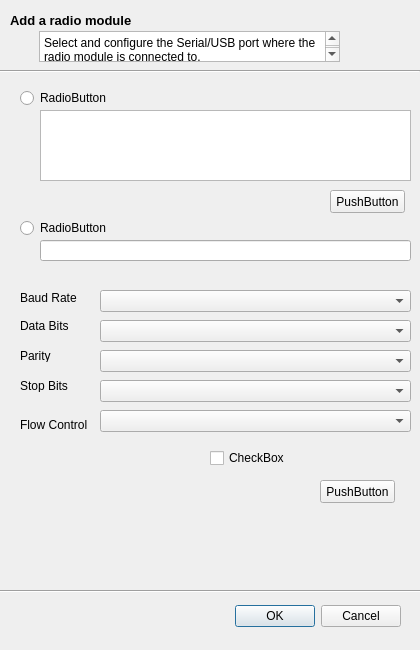
First picture: the form in Uart/serialdialog.ui, repository bandaostart/N-XTU, before the edit.
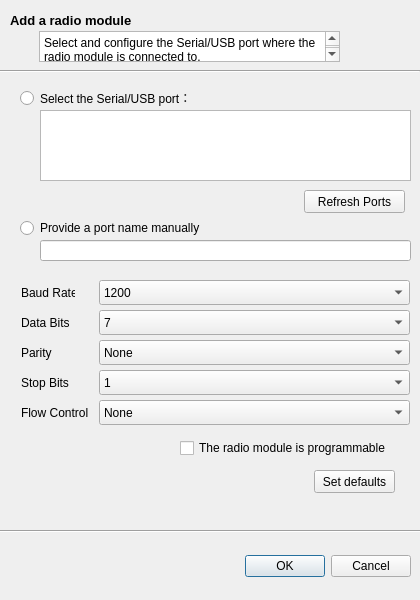
Second picture: the form after the edit. Icons and pictures are not drawn.

Diff of the .ui file:
```diff
--- a/Uart/serialdialog.ui
+++ b/Uart/serialdialog.ui
@@ -7,7 +7,7 @@
     <x>0</x>
     <y>0</y>
     <width>420</width>
-    <height>650</height>
+    <height>600</height>
    </rect>
   </property>
   <property name="windowTitle">
@@ -16,8 +16,8 @@
   <widget class="QDialogButtonBox" name="OkCancel_Button">
    <property name="geometry">
     <rect>
-     <x>30</x>
-     <y>600</y>
+     <x>40</x>
+     <y>550</y>
      <width>371</width>
      <height>32</height>
     </rect>
@@ -33,7 +33,7 @@
    <property name="geometry">
     <rect>
      <x>0</x>
-     <y>590</y>
+     <y>530</y>
      <width>450</width>
      <height>3</height>
     </rect>
@@ -82,9 +82,9 @@
   <widget class="QLabel" name="Pixmap2_Label">
    <property name="geometry">
     <rect>
-     <x>11</x>
-     <y>31</y>
-     <width>21</width>
+     <x>18</x>
+     <y>32</y>
+     <width>16</width>
      <height>16</height>
     </rect>
    </property>
@@ -100,12 +100,12 @@
     <rect>
      <x>20</x>
      <y>90</y>
-     <width>89</width>
+     <width>191</width>
      <height>16</height>
     </rect>
    </property>
    <property name="text">
-    <string>RadioButton</string>
+    <string>Select the Serial/USB port：</string>
    </property>
   </widget>
   <widget class="QRadioButton" name="ProvidePort_Radio">
@@ -113,22 +113,12 @@
     <rect>
      <x>20</x>
      <y>220</y>
-     <width>89</width>
+     <width>191</width>
      <height>16</height>
     </rect>
    </property>
    <property name="text">
-    <string>RadioButton</string>
-   </property>
-  </widget>
-  <widget class="QListView" name="Port_ListView">
-   <property name="geometry">
-    <rect>
-     <x>40</x>
-     <y>110</y>
-     <width>371</width>
-     <height>71</height>
-    </rect>
+    <string>Provide a port name manually</string>
    </property>
   </widget>
   <widget class="QLineEdit" name="Port_LineEdit">
@@ -144,23 +134,23 @@
   <widget class="QPushButton" name="RefreshPort_Button">
    <property name="geometry">
     <rect>
-     <x>330</x>
+     <x>304</x>
      <y>190</y>
-     <width>75</width>
+     <width>101</width>
      <height>23</height>
     </rect>
    </property>
    <property name="text">
-    <string>PushButton</string>
+    <string>Refresh Ports</string>
    </property>
   </widget>
   <widget class="QLabel" name="BaudRate_Label">
    <property name="geometry">
     <rect>
-     <x>20</x>
-     <y>290</y>
-     <width>61</width>
-     <height>16</height>
+     <x>21</x>
+     <y>280</y>
+     <width>54</width>
+     <height>25</height>
     </rect>
    </property>
    <property name="text">
@@ -170,10 +160,10 @@
   <widget class="QLabel" name="DataBits_Label">
    <property name="geometry">
     <rect>
-     <x>20</x>
-     <y>320</y>
+     <x>21</x>
+     <y>310</y>
      <width>54</width>
-     <height>12</height>
+     <height>25</height>
     </rect>
    </property>
    <property name="text">
@@ -183,10 +173,10 @@
   <widget class="QLabel" name="Parity_Label">
    <property name="geometry">
     <rect>
-     <x>20</x>
-     <y>350</y>
-     <width>54</width>
-     <height>12</height>
+     <x>21</x>
+     <y>340</y>
+     <width>36</width>
+     <height>25</height>
     </rect>
    </property>
    <property name="text">
@@ -196,10 +186,10 @@
   <widget class="QLabel" name="StopBits_Label">
    <property name="geometry">
     <rect>
-     <x>20</x>
-     <y>380</y>
+     <x>21</x>
+     <y>370</y>
      <width>54</width>
-     <height>12</height>
+     <height>25</height>
     </rect>
    </property>
    <property name="text">
@@ -209,10 +199,10 @@
   <widget class="QLabel" name="FlowCtrl_Label">
    <property name="geometry">
     <rect>
-     <x>20</x>
-     <y>417</y>
-     <width>71</width>
-     <height>16</height>
+     <x>21</x>
+     <y>400</y>
+     <width>72</width>
+     <height>25</height>
     </rect>
    </property>
    <property name="text">
@@ -222,77 +212,192 @@
   <widget class="QComboBox" name="BaudRate_Box">
    <property name="geometry">
     <rect>
-     <x>100</x>
-     <y>290</y>
+     <x>99</x>
+     <y>280</y>
      <width>311</width>
-     <height>22</height>
+     <height>25</height>
     </rect>
    </property>
+   <item>
+    <property name="text">
+     <string>1200</string>
+    </property>
+   </item>
+   <item>
+    <property name="text">
+     <string>2400</string>
+    </property>
+   </item>
+   <item>
+    <property name="text">
+     <string>4800</string>
+    </property>
+   </item>
+   <item>
+    <property name="text">
+     <string>9600</string>
+    </property>
+   </item>
+   <item>
+    <property name="text">
+     <string>19200</string>
+    </property>
+   </item>
+   <item>
+    <property name="text">
+     <string>38400</string>
+    </property>
+   </item>
+   <item>
+    <property name="text">
+     <string>57600</string>
+    </property>
+   </item>
+   <item>
+    <property name="text">
+     <string>115200</string>
+    </property>
+   </item>
+   <item>
+    <property name="text">
+     <string>230400</string>
+    </property>
+   </item>
+   <item>
+    <property name="text">
+     <string>460800</string>
+    </property>
+   </item>
+   <item>
+    <property name="text">
+     <string>921600</string>
+    </property>
+   </item>
   </widget>
   <widget class="QComboBox" name="DataBits_Box">
    <property name="geometry">
     <rect>
-     <x>100</x>
-     <y>320</y>
+     <x>99</x>
+     <y>310</y>
      <width>311</width>
-     <height>22</height>
+     <height>25</height>
     </rect>
    </property>
+   <item>
+    <property name="text">
+     <string>7</string>
+    </property>
+   </item>
+   <item>
+    <property name="text">
+     <string>8</string>
+    </property>
+   </item>
   </widget>
   <widget class="QComboBox" name="Parity_Box">
    <property name="geometry">
     <rect>
-     <x>100</x>
-     <y>350</y>
+     <x>99</x>
+     <y>340</y>
      <width>311</width>
-     <height>22</height>
+     <height>25</height>
     </rect>
    </property>
+   <item>
+    <property name="text">
+     <string>None</string>
+    </property>
+   </item>
+   <item>
+    <property name="text">
+     <string>Even</string>
+    </property>
+   </item>
+   <item>
+    <property name="text">
+     <string>Mark</string>
+    </property>
+   </item>
+   <item>
+    <property name="text">
+     <string>Odd</string>
+    </property>
+   </item>
+   <item>
+    <property name="text">
+     <string>Space</string>
+    </property>
+   </item>
   </widget>
   <widget class="QComboBox" name="StopBits_Box">
    <property name="geometry">
     <rect>
-     <x>100</x>
-     <y>380</y>
+     <x>99</x>
+     <y>370</y>
      <width>311</width>
-     <height>22</height>
+     <height>25</height>
     </rect>
    </property>
+   <item>
+    <property name="text">
+     <string>1</string>
+    </property>
+   </item>
+   <item>
+    <property name="text">
+     <string>2</string>
+    </property>
+   </item>
   </widget>
   <widget class="QComboBox" name="FlowCtrl_Box">
    <property name="geometry">
     <rect>
-     <x>100</x>
-     <y>410</y>
+     <x>99</x>
+     <y>400</y>
      <width>311</width>
-     <height>22</height>
+     <height>25</height>
     </rect>
    </property>
+   <item>
+    <property name="text">
+     <string>None</string>
+    </property>
+   </item>
+   <item>
+    <property name="text">
+     <string>Hardware</string>
+    </property>
+   </item>
+   <item>
+    <property name="text">
+     <string>Xon/Xoff</string>
+    </property>
+   </item>
   </widget>
   <widget class="QCheckBox" name="Program_CheckBox">
    <property name="geometry">
     <rect>
-     <x>210</x>
-     <y>450</y>
-     <width>171</width>
+     <x>180</x>
+     <y>440</y>
+     <width>231</width>
      <height>16</height>
     </rect>
    </property>
    <property name="text">
-    <string>CheckBox</string>
+    <string>The radio module is programmable</string>
    </property>
   </widget>
   <widget class="QPushButton" name="SetDefault_Button">
    <property name="geometry">
     <rect>
-     <x>320</x>
-     <y>480</y>
-     <width>75</width>
+     <x>314</x>
+     <y>470</y>
+     <width>81</width>
      <height>23</height>
     </rect>
    </property>
    <property name="text">
-    <string>PushButton</string>
+    <string>Set defaults</string>
    </property>
   </widget>
   <widget class="QLabel" name="Pixmap_Label">
@@ -324,18 +429,25 @@
     <enum>Qt::Horizontal</enum>
    </property>
   </widget>
+  <widget class="QListWidget" name="Port_ListView">
+   <property name="geometry">
+    <rect>
+     <x>40</x>
+     <y>110</y>
+     <width>371</width>
+     <height>71</height>
+    </rect>
+   </property>
+  </widget>
   <zorder>OkCancel_Button</zorder>
   <zorder>Second_Line</zorder>
-  <zorder>First_Line</zorder>
   <zorder>Text_label</zorder>
-  <zorder>Pixmap_Label</zorder>
   <zorder>Status_Browser</zorder>
   <zorder>Pixmap2_Label</zorder>
   <zorder>Pixmap_Label</zorder>
   <zorder>First_Line</zorder>
   <zorder>SelectPort_Radio</zorder>
   <zorder>ProvidePort_Radio</zorder>
-  <zorder>Port_ListView</zorder>
   <zorder>Port_LineEdit</zorder>
   <zorder>RefreshPort_Button</zorder>
   <zorder>BaudRate_Label</zorder>
@@ -350,6 +462,7 @@
   <zorder>FlowCtrl_Box</zorder>
   <zorder>Program_CheckBox</zorder>
   <zorder>SetDefault_Button</zorder>
+  <zorder>Port_ListView</zorder>
  </widget>
  <resources>
   <include location="src.qrc"/>
```
